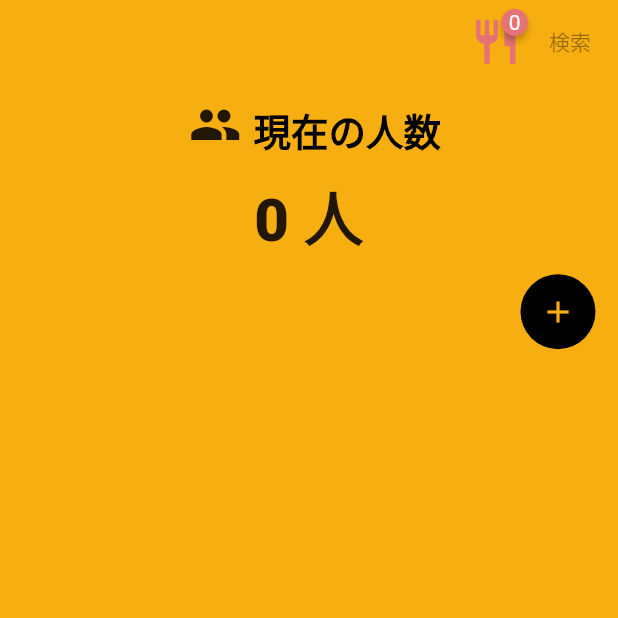
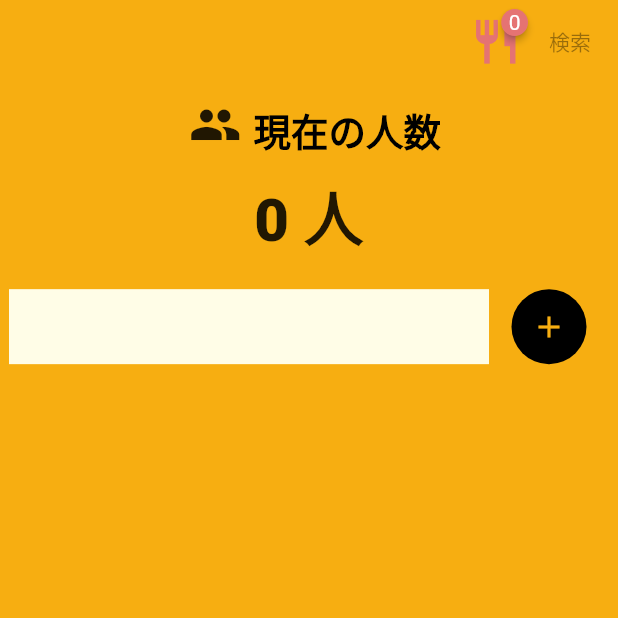
Before and after one commit to den0206/getx_map, a Flutter app: the screen it shows after launch, on a phone screen of 412 x 824 dp, the top half of it. Run offline on Flutter 3.47's test engine with Material 2 defaults, Android fonts, the phone set to English and light mode, and no system bars; drawn by our look-alikes of badges, google_mobile_ads; our stand-ins replace convert, flutter_cache_manager, flutter_slidable, geolocator, get, get_storage and 2 more; missing offline and left inert: flexible_polyline, flutter_config, jp_prefecture; network calls fail; statements that could not run were skipped.

Commit message:
init admob

```diff
--- a/lib/main.dart
+++ b/lib/main.dart
@@ -15,14 +15,17 @@ import 'package:getx_map/src/screen/shop_detail/shop_datail_screen.dart';
 import 'package:getx_map/src/screen/shop_detail/shop_detail_controller.dart';
 import 'package:getx_map/src/screen/shops/shops_controller.dart';
 import 'package:getx_map/src/screen/shops/shops_screen.dart';
+import 'package:getx_map/src/service/admob_service.dart';
 import 'package:getx_map/src/service/api/token_service.dart';
 import 'package:getx_map/src/service/database_service.dart';
 import 'package:getx_map/src/service/favorite_shop_service.dart';
 import 'package:getx_map/src/service/markers_service.dart';
 import 'package:getx_map/src/utils/consts_color.dart';
+import 'package:google_mobile_ads/google_mobile_ads.dart';
 
 void main() async {
   WidgetsFlutterBinding.ensureInitialized();
+  await MobileAds.instance.initialize();
 
   SystemChrome.setPreferredOrientations([DeviceOrientation.portraitUp]);
 
@@ -93,6 +96,7 @@ class InitialBindings extends Bindings {
   @override
   void dependencies() {
     Get.put(MarkersSearvice());
+    Get.put(AdmobInterstialService());
     Get.lazyPut(() => FavoriteShopService());
   }
 }
--- a/lib/src/model/shop.dart
+++ b/lib/src/model/shop.dart
@@ -8,16 +8,12 @@ class Shop {
   final String id;
   final String access;
   final String address;
-  final String charter;
   final String name;
-  final String headerPhoto;
-
   final LatLng latLng;
   final String photo;
   final String shopDetailMemo;
   final String stationName;
   final String urls;
-
   final String catchCopy;
   final String avarage;
   final int capacity;
@@ -39,9 +35,7 @@ class Shop {
     required this.id,
     required this.access,
     required this.address,
-    required this.charter,
     required this.name,
-    required this.headerPhoto,
     required this.latLng,
     required this.photo,
     required this.shopDetailMemo,
@@ -65,11 +59,9 @@ class Shop {
       id: json['id'],
       access: json['mobile_access'],
       address: json['address'],
-      charter: json['charter'],
       name: json['name'],
       latLng: latLng,
       photo: json['photo']["mobile"]["l"],
-      headerPhoto: json['photo']["pc"]["l"],
       shopDetailMemo: json['shop_detail_memo'],
       stationName: json['station_name'],
       urls: json['urls']["pc"],
@@ -92,9 +84,7 @@ class Shop {
       id: map['id'],
       access: map['access'],
       address: map['address'],
-      charter: map['charter'],
       name: map['name'],
-      headerPhoto: map['headerPhoto'],
       latLng: latLng,
       photo: map['photo'],
       shopDetailMemo: map['shopDetailMemo'],
@@ -116,9 +106,7 @@ class Shop {
       'id': id,
       'access': access,
       'address': address,
-      'charter': charter,
       'name': name,
-      'headerPhoto': headerPhoto,
       "lat": latLng.latitude,
       "lng": latLng.longitude,
       'photo': photo,
@@ -130,7 +118,7 @@ class Shop {
       'capacity': capacity,
       'catchCopy': catchCopy,
       'couponUrls': couponUrls,
-      'open': close,
+      'close': close,
       'smoking': smoking,
       'wifi': wifi,
     };
--- a/lib/src/screen/get_station/get_station_screen.dart
+++ b/lib/src/screen/get_station/get_station_screen.dart
@@ -4,6 +4,7 @@ import 'package:get/get_state_manager/get_state_manager.dart';
 import 'package:get/instance_manager.dart';
 import 'package:get/get.dart';
 import 'package:getx_map/src/screen/get_station/get_station_controller.dart';
+import 'package:getx_map/src/service/admob_service.dart';
 import 'package:getx_map/src/utils/common_icon.dart';
 
 class GetStationScreen extends GetView<GetStationController> {
@@ -95,7 +96,8 @@ class GetStationScreen extends GetView<GetStationController> {
                     },
                   ),
                 ),
-              )
+              ),
+              AdmobBannerService.to.myBannerAd,
             ],
           ),
         ),
--- a/lib/src/screen/home/home_screen.dart
+++ b/lib/src/screen/home/home_screen.dart
@@ -5,6 +5,7 @@ import 'package:getx_map/src/model/station.dart';
 import 'package:getx_map/src/screen/home/home_controller.dart';
 import 'package:getx_map/src/screen/widget/animated_widget.dart';
 import 'package:getx_map/src/screen/widget/custom_badges.dart';
+import 'package:getx_map/src/service/admob_service.dart';
 import 'package:getx_map/src/utils/common_icon.dart';
 import 'package:getx_map/src/utils/consts_color.dart';
 
@@ -82,10 +83,13 @@ class HomeScreen extends StatelessWidget {
                     ],
                   ),
                 ),
+
+                Row(
+                  mainAxisAlignment: MainAxisAlignment.center,
+                  children: [
+                    AdmobBannerService.to.myBannerAd,
                     if (controller.stations.length < 5)
-                  Align(
-                    alignment: Alignment.centerRight,
-                    child: Padding(
+                      Padding(
                         padding: const EdgeInsets.symmetric(horizontal: 15),
                         child: CircleAvatar(
                           backgroundColor: Colors.black,
@@ -101,6 +105,7 @@ class HomeScreen extends StatelessWidget {
                           ),
                         ),
                       ),
+                  ],
                 ),
                 Flexible(
                   child: ListView.builder(
--- a/lib/src/screen/map/map_screen.dart
+++ b/lib/src/screen/map/map_screen.dart
@@ -7,6 +7,7 @@ import 'package:getx_map/src/screen/map/main_bar/main_bar_screen.dart';
 import 'package:getx_map/src/screen/widget/common_chip.dart';
 import 'package:getx_map/src/screen/widget/custom_badges.dart';
 import 'package:getx_map/src/screen/widget/loading_widget.dart';
+import 'package:getx_map/src/service/admob_service.dart';
 import 'package:getx_map/src/utils/consts_color.dart';
 import 'package:google_maps_flutter/google_maps_flutter.dart';
 
@@ -73,6 +74,7 @@ class MapScreen extends GetView<MapController> {
               icon: new Icon(Icons.arrow_back_ios, color: Colors.black),
               onPressed: () => Get.back(),
             ),
+            title: AdmobBannerService.to.myBannerAd,
             backgroundColor: Colors.transparent, //You can make this transparent
             elevation: 0.0,
           ),
--- a/lib/src/screen/shop_detail/shop_datail_screen.dart
+++ b/lib/src/screen/shop_detail/shop_datail_screen.dart
@@ -2,6 +2,7 @@ import 'package:flutter/material.dart';
 import 'package:getx_map/src/screen/shop_detail/shop_detail_controller.dart';
 import 'package:get/get.dart';
 import 'package:getx_map/src/screen/widget/icon_text.dart';
+import 'package:getx_map/src/service/admob_service.dart';
 import 'package:getx_map/src/utils/common_icon.dart';
 
 class ShopDetailScreen extends GetView<ShopDetailController> {
@@ -16,6 +17,7 @@ class ShopDetailScreen extends GetView<ShopDetailController> {
         backgroundColor: Colors.black,
         appBar: AppBar(
           backgroundColor: Colors.transparent,
+          title: AdmobBannerService.to.myBannerAd,
           elevation: 0,
         ),
         body: Column(
@@ -96,6 +98,8 @@ class ShopDetailScreen extends GetView<ShopDetailController> {
                   topRight: Radius.circular(30),
                 ),
               ),
+              child: SingleChildScrollView(
+                physics: BouncingScrollPhysics(),
                 child: Column(
                   crossAxisAlignment: CrossAxisAlignment.start,
                   children: [
@@ -104,6 +108,7 @@ class ShopDetailScreen extends GetView<ShopDetailController> {
                       child: Text(
                         controller.shop.catchCopy,
                         style: TextStyle(
+                          color: Colors.white,
                           fontWeight: FontWeight.bold,
                         ),
                       ),
@@ -201,6 +206,7 @@ class ShopDetailScreen extends GetView<ShopDetailController> {
                     ),
                   ],
                 ),
+              ),
             ))
           ],
         ));
--- a/lib/src/screen/widget/icon_text.dart
+++ b/lib/src/screen/widget/icon_text.dart
@@ -36,7 +36,10 @@ class IconText extends StatelessWidget {
             text,
             overflow: TextOverflow.ellipsis,
             maxLines: 3,
-            style: TextStyle(fontSize: 12),
+            style: TextStyle(
+              fontSize: 12,
+              color: Colors.white,
+            ),
           ),
         )
       ]),
--- /dev/null
+++ b/lib/src/service/admob_service.dart
@@ -0,0 +1,164 @@
+import 'dart:io';
+
+import 'package:flutter/material.dart';
+import 'package:flutter_config/flutter_config.dart';
+import 'package:getx_map/src/screen/widget/loading_widget.dart';
+import 'package:google_mobile_ads/google_mobile_ads.dart';
+import 'package:get/get.dart';
+
+var useTestId = true;
+
+class AdmobBannerService {
+  static AdmobBannerService get to => AdmobBannerService();
+
+  static String get addID {
+    if (Platform.isAndroid) {
+      return "";
+    } else if (Platform.isIOS) {
+      return "ca-app-pub-9593268307163426~6137541784";
+    } else {
+      throw new UnsupportedError("Unsupported platform");
+    }
+  }
+
+  static String get bannerAdUnitId1 {
+    if (useTestId) {
+      /// Test
+      return Platform.isAndroid
+          ? "ca-app-pub-3940256099942544/6300978111"
+          : "ca-app-pub-3940256099942544/2934735716";
+    } else {
+      if (Platform.isAndroid) {
+        return "";
+      } else if (Platform.isIOS) {
+        return FlutterConfig.get("BANNER_IOS");
+      } else {
+        throw new UnsupportedError("Unsupported platform");
+      }
+    }
+  }
+
+  Widget get myBannerAd {
+    var bannerAd = BannerAd(
+      adUnitId: bannerAdUnitId1,
+      size: AdSize.banner,
+      listener: bannerAdlistner,
+      request: AdRequest(),
+    )..load();
+
+    return Container(
+      color: Colors.yellow[50],
+      margin: EdgeInsets.symmetric(vertical: 10),
+      alignment: Alignment.center,
+      width: bannerAd.size.width.toDouble(),
+      height: bannerAd.size.height.toDouble(),
+      child: AdWidget(ad: bannerAd),
+    );
+  }
+
+  BannerAdListener get bannerAdlistner {
+    return BannerAdListener(
+      onAdLoaded: (ad) => print("Banner Load"),
+      onAdOpened: (ad) => print("Banner open"),
+      onAdImpression: (Ad ad) => print('Ad impression.'),
+      onAdClosed: (ad) => print("Bannar close"),
+      onAdFailedToLoad: (Ad ad, LoadAdError error) {
+        print("Banner failed");
+        ad.dispose();
+      },
+    );
+  }
+}
+
+class AdmobInterstialService extends GetxController {
+  static AdmobInterstialService get to => Get.find();
+
+  InterstitialAd? myInterstitialAd;
+  int numInterstitialLoadAttempts = 0;
+  int maxFailedLoadAttempts = 3;
+
+  AdmobInterstialService() {
+    _createInterstitialAd();
+  }
+
+  static String get interstitialAdUnitId {
+    if (useTestId) {
+      /// Test
+      return Platform.isAndroid
+          ? "ca-app-pub-3940256099942544/1033173712"
+          : "ca-app-pub-3940256099942544/4411468910";
+    } else {
+      if (Platform.isAndroid) {
+        return "";
+      } else if (Platform.isIOS) {
+        return FlutterConfig.get("INSTESTIAL_IOS");
+      } else {
+        throw new UnsupportedError("Unsupported platform");
+      }
+    }
+  }
+
+  Future<void> showInterstitialAd(
+      {bool useList = false, Function()? onDismissAd}) async {
+    if (myInterstitialAd == null) {
+      print('Warning: attempt to show interstitial before loaded.');
+      return;
+    }
+
+    _addFullScreenContentCallback(onDismissAd);
+    if (!useList) await _showLoadingAdDialog();
+    myInterstitialAd!.show();
+    myInterstitialAd = null;
+  }
+
+  void _createInterstitialAd() {
+    var _ = InterstitialAd.load(
+      adUnitId: interstitialAdUnitId,
+      request: AdRequest(),
+      adLoadCallback: InterstitialAdLoadCallback(
+        onAdLoaded: (ad) {
+          myInterstitialAd = ad;
+          numInterstitialLoadAttempts = 0;
+        },
+        onAdFailedToLoad: (error) {
+          print('InterstitialAd failed to load: $error');
+          numInterstitialLoadAttempts += 1;
+          myInterstitialAd = null;
+          if (numInterstitialLoadAttempts <= maxFailedLoadAttempts) {
+            _createInterstitialAd();
+          }
+        },
+      ),
+    );
+  }
+
+  Future<void> _showLoadingAdDialog() async {
+    Get.defaultDialog(
+        title: "",
+        content: Column(
+          children: [LoadingCellWidget(), Text("Loading....")],
+        ));
+
+    await Future.delayed(Duration(seconds: 1));
+    if (Get.isDialogOpen!) Get.back();
+  }
+
+  void _addFullScreenContentCallback(Function()? onDismissAd) {
+    myInterstitialAd!.fullScreenContentCallback = FullScreenContentCallback(
+      onAdShowedFullScreenContent: (InterstitialAd ad) {},
+      onAdDismissedFullScreenContent: (InterstitialAd ad) {
+        print('$ad onAdDismissedFullScreenContent.');
+        ad.dispose();
+        if (onDismissAd != null) onDismissAd();
+        _createInterstitialAd();
+      },
+      onAdFailedToShowFullScreenContent: (InterstitialAd ad, AdError error) {
+        print('$ad onAdFailedToShowFullScreenContent: $error');
+        ad.dispose();
+
+        _createInterstitialAd();
+      },
+      onAdImpression: (InterstitialAd ad) {},
+    );
+  }
+}
--- a/lib/src/service/favorite_shop_service.dart
+++ b/lib/src/service/favorite_shop_service.dart
@@ -18,6 +18,7 @@ class FavoriteShopService extends GetxService {
   }
 
   void loadFavorite() {
+    // databse.deleteKey(DatabaseKey.favoriteShop);
     final temp = databse.loadShops(DatabaseKey.favoriteShop);
 
     favoriteShop.addAll(temp);
--- a/pubspec.yaml
+++ b/pubspec.yaml
@@ -29,6 +29,7 @@ dependencies:
   get: ^4.3.7
   get_storage: ^2.0.3
   google_maps_flutter: ^2.0.6
+  google_mobile_ads: ^0.13.4
   jp_prefecture: ^2.0.0
   permission_handler: ^8.1.4+2
   url_launcher: ^6.0.9
```
Also changed, not shown: lib/src/screen/map/map_controller.dart (+7 -0 lines), lib/src/screen/shops/shops_controller.dart (+19 -0 lines), pubspec.lock, 2 other files. Lines whose indentation alone changed are shown as unchanged.
